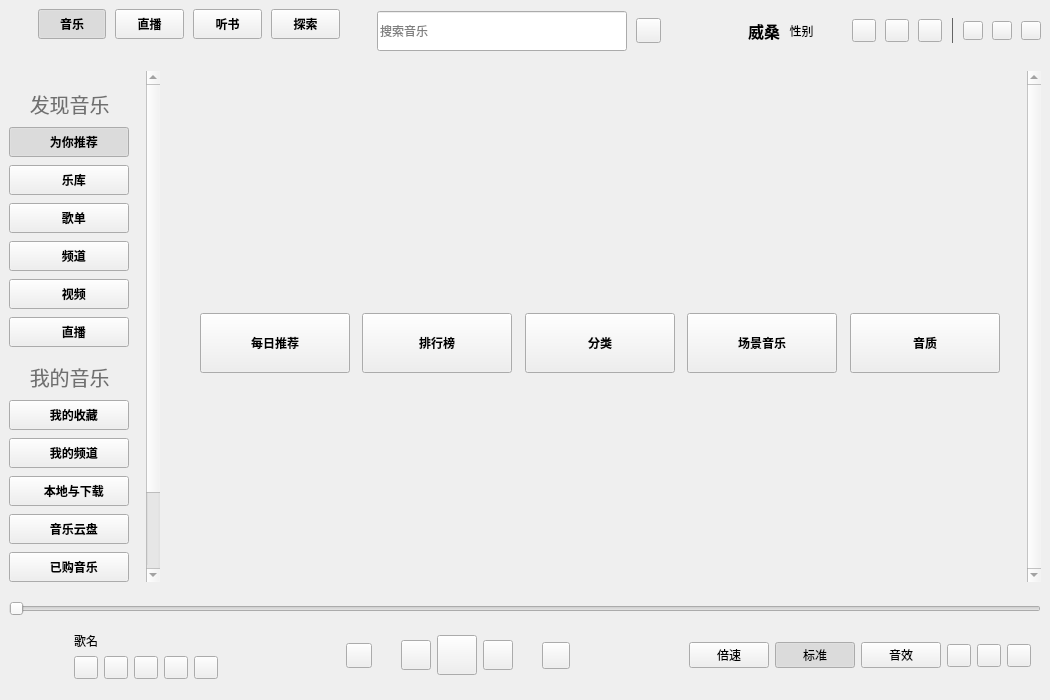
Above: KuGouStart/KuGouApp.ui from a-mo-xi-wei/KuGouApp before the change. Below: the same form after it.
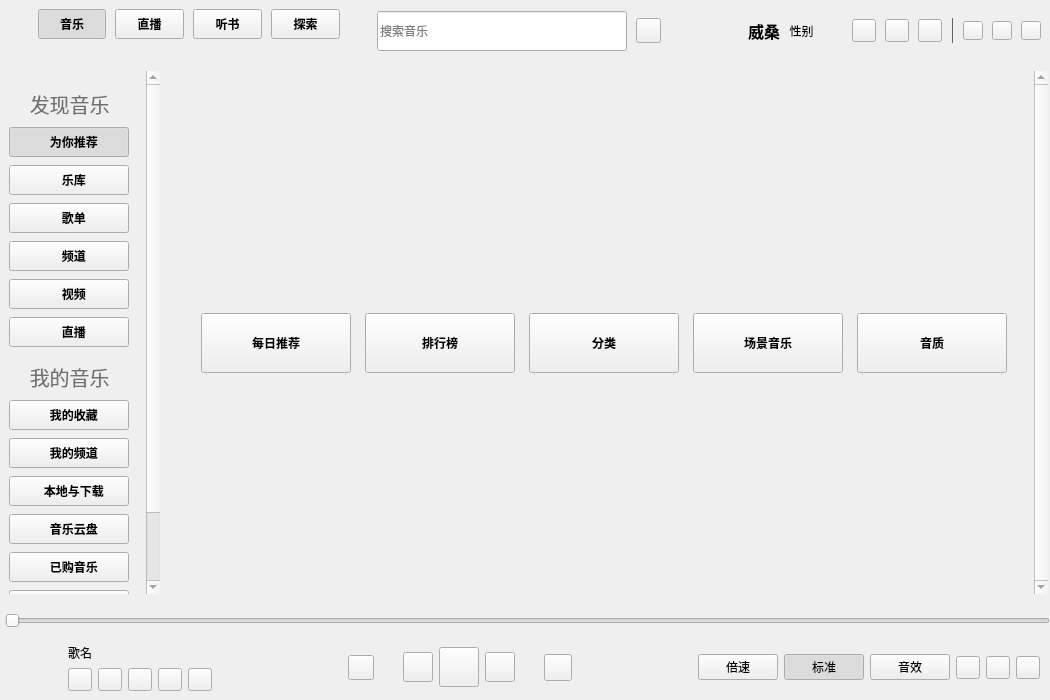
That is the form after the change. Custom widgets are drawn as their Qt base class.

```diff
--- a/KuGouStart/KuGouApp.ui
+++ b/KuGouStart/KuGouApp.ui
@@ -33,7 +33,7 @@
     <number>0</number>
    </property>
    <property name="bottomMargin">
-    <number>3</number>
+    <number>0</number>
    </property>
    <item>
     <widget class="TitleWidget" name="title_widget" native="true">
@@ -578,6 +578,9 @@
       <property name="leftMargin">
        <number>0</number>
       </property>
+      <property name="rightMargin">
+       <number>2</number>
+      </property>
       <item>
        <widget class="QScrollArea" name="menu_scrollArea">
         <property name="sizePolicy">
@@ -613,7 +616,7 @@
            <x>0</x>
            <y>0</y>
            <width>143</width>
-           <height>576</height>
+           <height>591</height>
           </rect>
          </property>
          <layout class="QVBoxLayout" name="verticalLayout_3">
@@ -1150,8 +1153,8 @@
           <rect>
            <x>0</x>
            <y>0</y>
-           <width>861</width>
-           <height>529</height>
+           <width>865</width>
+           <height>519</height>
           </rect>
          </property>
          <layout class="QHBoxLayout" name="horizontalLayout_4">
@@ -2223,6 +2226,15 @@
       <property name="spacing">
        <number>6</number>
       </property>
+      <property name="leftMargin">
+       <number>5</number>
+      </property>
+      <property name="rightMargin">
+       <number>0</number>
+      </property>
+      <property name="bottomMargin">
+       <number>0</number>
+      </property>
       <item>
        <widget class="QSlider" name="progressSlider">
         <property name="sizePolicy">
@@ -2266,14 +2278,14 @@
           </property>
           <property name="minimumSize">
            <size>
-            <width>50</width>
-            <height>50</height>
+            <width>48</width>
+            <height>48</height>
            </size>
           </property>
           <property name="maximumSize">
            <size>
-            <width>50</width>
-            <height>50</height>
+            <width>48</width>
+            <height>48</height>
            </size>
           </property>
           <property name="text">
```
Left out of the diff: 144 changed lines with no effect on the pictures.
